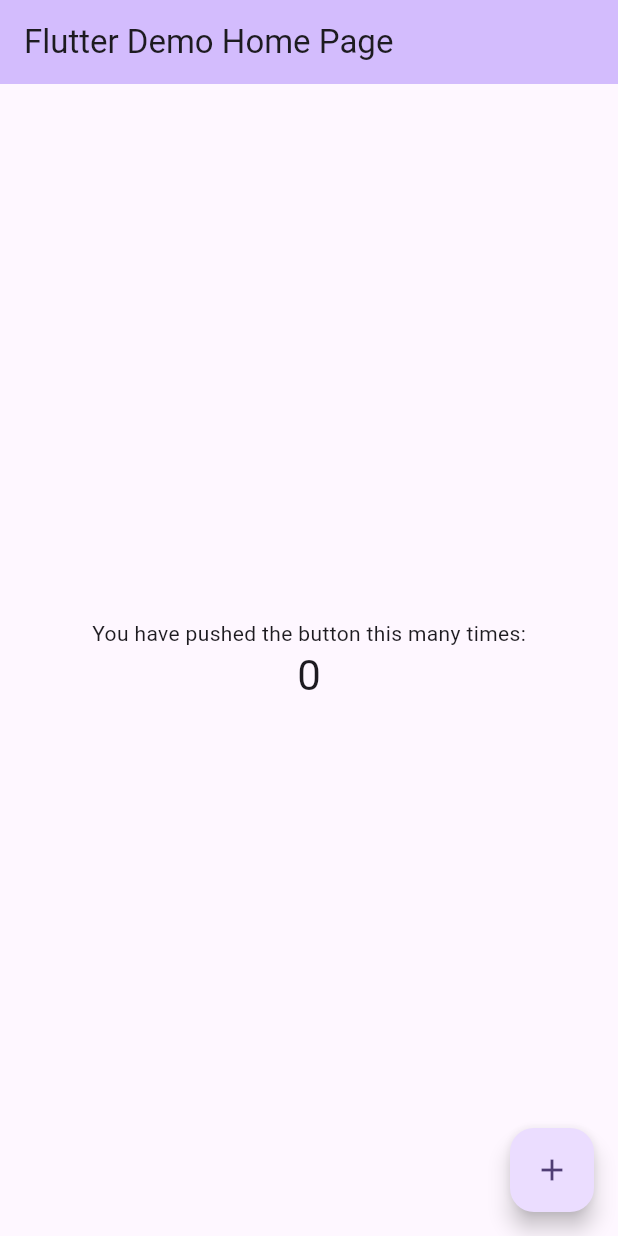
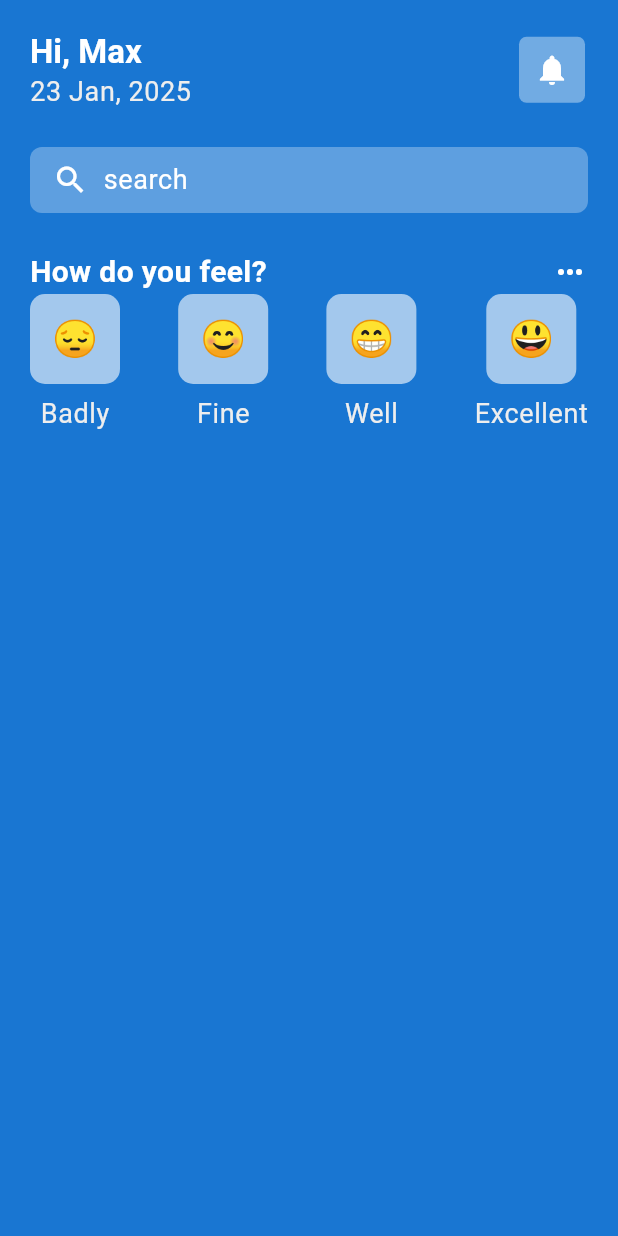
Before and after one commit to Maria1564/mental_health_app, a Flutter app: the screen it shows after launch, on a phone screen of 412 x 824 dp. Run offline on Flutter 3.47's test engine with Material 3 defaults, Android fonts, the phone set to English and light mode, and no system bars.

Commit message:
feat: шапка, поиск и панель эмодзи

```diff
--- a/lib/main.dart
+++ b/lib/main.dart
@@ -1,4 +1,5 @@
 import 'package:flutter/material.dart';
+import 'package:mental_health_app/pages/home/home_page.dart';
 
 void main() {
   runApp(const MyApp());
@@ -7,116 +8,25 @@ void main() {
 class MyApp extends StatelessWidget {
   const MyApp({super.key});
 
-  // This widget is the root of your application.
   @override
   Widget build(BuildContext context) {
     return MaterialApp(
-      title: 'Flutter Demo',
-      theme: ThemeData(
-        // This is the theme of your application.
-        //
-        // TRY THIS: Try running your application with "flutter run". You'll see
-        // the application has a purple toolbar. Then, without quitting the app,
-        // try changing the seedColor in the colorScheme below to Colors.green
-        // and then invoke "hot reload" (save your changes or press the "hot
-        // reload" button in a Flutter-supported IDE, or press "r" if you used
-        // the command line to start the app).
-        //
-        // Notice that the counter didn't reset back to zero; the application
-        // state is not lost during the reload. To reset the state, use hot
-        // restart instead.
-        //
-        // This works for code too, not just values: Most code changes can be
-        // tested with just a hot reload.
-        colorScheme: ColorScheme.fromSeed(seedColor: Colors.deepPurple),
-      ),
-      home: const MyHomePage(title: 'Flutter Demo Home Page'),
+      theme: ThemeData.light().copyWith(
+        textTheme: TextTheme(
+          bodySmall: TextStyle(fontSize: 18, color: Colors.grey.shade200),
+          bodyMedium: TextStyle(fontSize: 20),
+          headlineSmall: TextStyle(
+            fontSize: 22,
+            color: Colors.white,
+            fontWeight: FontWeight.bold,
+          ),
+        ),
+        iconTheme: IconThemeData(color: Colors.white),
+      ), // светлая тема
+      // darkTheme: ThemeData.dark(),
+      // themeMode: ThemeMode.system,
+      debugShowCheckedModeBanner: false,
+      home: const HomePage(),
     );
   }
 }
-
-class MyHomePage extends StatefulWidget {
-  const MyHomePage({super.key, required this.title});
-
-  // This widget is the home page of your application. It is stateful, meaning
-  // that it has a State object (defined below) that contains fields that affect
-  // how it looks.
-
-  // This class is the configuration for the state. It holds the values (in this
-  // case the title) provided by the parent (in this case the App widget) and
-  // used by the build method of the State. Fields in a Widget subclass are
-  // always marked "final".
-
-  final String title;
-
-  @override
-  State<MyHomePage> createState() => _MyHomePageState();
-}
-
-class _MyHomePageState extends State<MyHomePage> {
-  int _counter = 0;
-
-  void _incrementCounter() {
-    setState(() {
-      // This call to setState tells the Flutter framework that something has
-      // changed in this State, which causes it to rerun the build method below
-      // so that the display can reflect the updated values. If we changed
-      // _counter without calling setState(), then the build method would not be
-      // called again, and so nothing would appear to happen.
-      _counter++;
-    });
-  }
-
-  @override
-  Widget build(BuildContext context) {
-    // This method is rerun every time setState is called, for instance as done
-    // by the _incrementCounter method above.
-    //
-    // The Flutter framework has been optimized to make rerunning build methods
-    // fast, so that you can just rebuild anything that needs updating rather
-    // than having to individually change instances of widgets.
-    return Scaffold(
-      appBar: AppBar(
-        // TRY THIS: Try changing the color here to a specific color (to
-        // Colors.amber, perhaps?) and trigger a hot reload to see the AppBar
-        // change color while the other colors stay the same.
-        backgroundColor: Theme.of(context).colorScheme.inversePrimary,
-        // Here we take the value from the MyHomePage object that was created by
-        // the App.build method, and use it to set our appbar title.
-        title: Text(widget.title),
-      ),
-      body: Center(
-        // Center is a layout widget. It takes a single child and positions it
-        // in the middle of the parent.
-        child: Column(
-          // Column is also a layout widget. It takes a list of children and
-          // arranges them vertically. By default, it sizes itself to fit its
-          // children horizontally, and tries to be as tall as its parent.
-          //
-          // Column has various properties to control how it sizes itself and
-          // how it positions its children. Here we use mainAxisAlignment to
-          // center the children vertically; the main axis here is the vertical
-          // axis because Columns are vertical (the cross axis would be
-          // horizontal).
-          //
-          // TRY THIS: Invoke "debug painting" (choose the "Toggle Debug Paint"
-          // action in the IDE, or press "p" in the console), to see the
-          // wireframe for each widget.
-          mainAxisAlignment: MainAxisAlignment.center,
-          children: <Widget>[
-            const Text('You have pushed the button this many times:'),
-            Text(
-              '$_counter',
-              style: Theme.of(context).textTheme.headlineMedium,
-            ),
-          ],
-        ),
-      ),
-      floatingActionButton: FloatingActionButton(
-        onPressed: _incrementCounter,
-        tooltip: 'Increment',
-        child: const Icon(Icons.add),
-      ), // This trailing comma makes auto-formatting nicer for build methods.
-    );
-  }
-}
--- /dev/null
+++ b/lib/pages/home/home_page.dart
@@ -0,0 +1,117 @@
+import 'package:flutter/material.dart';
+import 'package:mental_health_app/pages/home/widgets/emotion.item.dart';
+
+class HomePage extends StatelessWidget {
+  const HomePage({super.key});
+
+  @override
+  Widget build(BuildContext context) {
+    return Scaffold(
+      backgroundColor: Colors.blue.shade700,
+      body: SafeArea(
+        child: Column(
+          children: [
+            Padding(
+              padding: EdgeInsets.all(20),
+              child: Column(
+                children: [
+                  _Header(),
+                  SizedBox(height: 25),
+                  _SearchBar(),
+                  SizedBox(height: 25),
+                  _EmotionsPanel(),
+                ],
+              ),
+            ),
+          ],
+        ),
+      ),
+    );
+  }
+}
+
+class _Header extends StatelessWidget {
+  @override
+  Widget build(BuildContext context) {
+    return Row(
+      mainAxisAlignment: MainAxisAlignment.spaceBetween,
+      children: [
+        Column(
+          crossAxisAlignment: CrossAxisAlignment.start,
+          children: [
+            Text("Hi, Max", style: Theme.of(context).textTheme.headlineSmall),
+            Text("23 Jan, 2025", style: Theme.of(context).textTheme.bodySmall),
+          ],
+        ),
+        IconButton(
+          padding: EdgeInsets.all(10),
+
+          onPressed: () {},
+          icon: Icon(Icons.notifications),
+          style: IconButton.styleFrom(
+            backgroundColor: Colors.white38,
+            shape: RoundedRectangleBorder(
+              borderRadius: BorderRadius.circular(5),
+            ),
+          ),
+        ),
+      ],
+    );
+  }
+}
+
+class _SearchBar extends StatelessWidget {
+  @override
+  Widget build(BuildContext context) {
+    return Container(
+      padding: EdgeInsets.symmetric(horizontal: 15, vertical: 10),
+      decoration: BoxDecoration(
+        color: Colors.white30,
+        borderRadius: BorderRadius.circular(8),
+      ),
+      child: Row(
+        children: [
+          Icon(Icons.search),
+          SizedBox(width: 10),
+          Text(
+            "search",
+            style: Theme.of(
+              context,
+            ).textTheme.bodySmall?.copyWith(color: Colors.white),
+          ),
+        ],
+      ),
+    );
+  }
+}
+
+class _EmotionsPanel extends StatelessWidget {
+  @override
+  Widget build(BuildContext context) {
+    return Column(
+      children: [
+        Row(
+          mainAxisAlignment: MainAxisAlignment.spaceBetween,
+          children: [
+            Text(
+              "How do you feel?",
+              style: Theme.of(
+                context,
+              ).textTheme.bodyMedium?.copyWith(fontWeight: FontWeight.bold),
+            ),
+            Icon(Icons.more_horiz),
+          ],
+        ),
+        Row(
+          mainAxisAlignment: MainAxisAlignment.spaceBetween,
+          children: [
+            EmotionItem(emoji: "😔", label: "Badly"),
+            EmotionItem(emoji: "😊", label: "Fine"),
+            EmotionItem(emoji: "😁", label: "Well"),
+            EmotionItem(emoji: "😃", label: "Excellent"),
+          ],
+        ),
+      ],
+    );
+  }
+}
--- /dev/null
+++ b/lib/pages/home/widgets/emotion.item.dart
@@ -0,0 +1,28 @@
+import 'package:flutter/material.dart';
+
+class EmotionItem extends StatelessWidget {
+  final String emoji;
+  final String label;
+
+  const EmotionItem({super.key, required this.emoji, required this.label});
+
+  @override
+  Widget build(BuildContext context) {
+    return Column(
+      children: [
+        Container(
+          width: 60,
+          height: 60,
+          decoration: BoxDecoration(
+            color: Colors.white60,
+            borderRadius: BorderRadius.circular(10),
+          ),
+          alignment: Alignment.center,
+          child: Text(emoji, style: TextStyle(fontSize: 24)),
+        ),
+        SizedBox(height: 8),
+        Text(label, style: Theme.of(context).textTheme.bodySmall),
+      ],
+    );
+  }
+}
```
